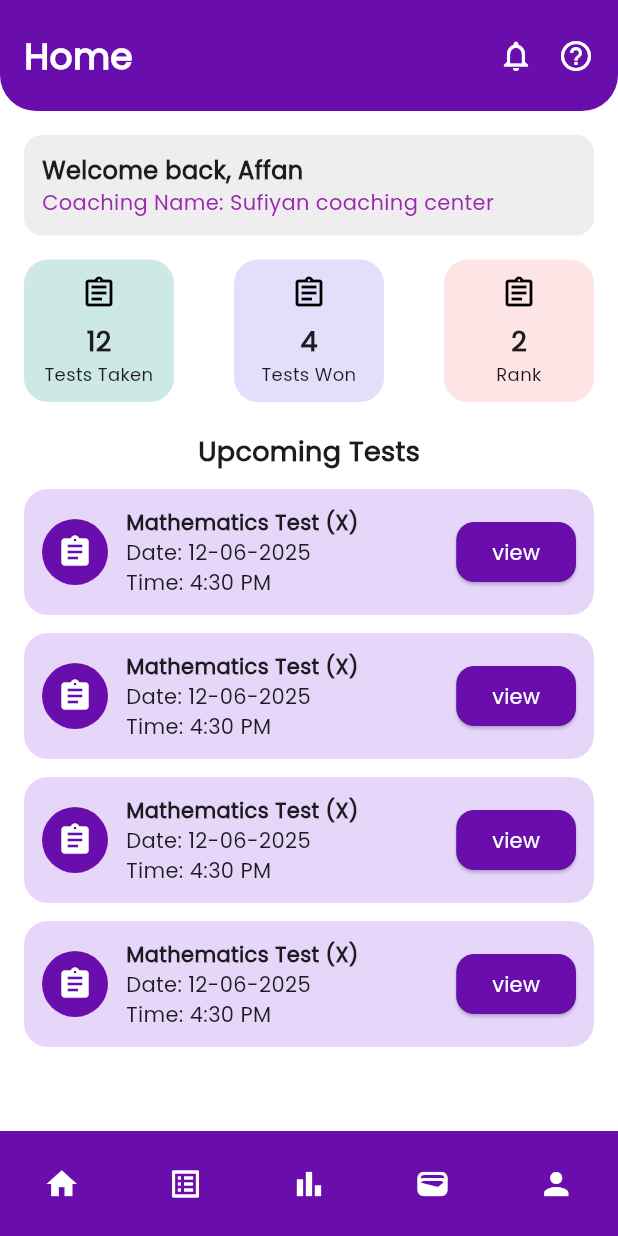
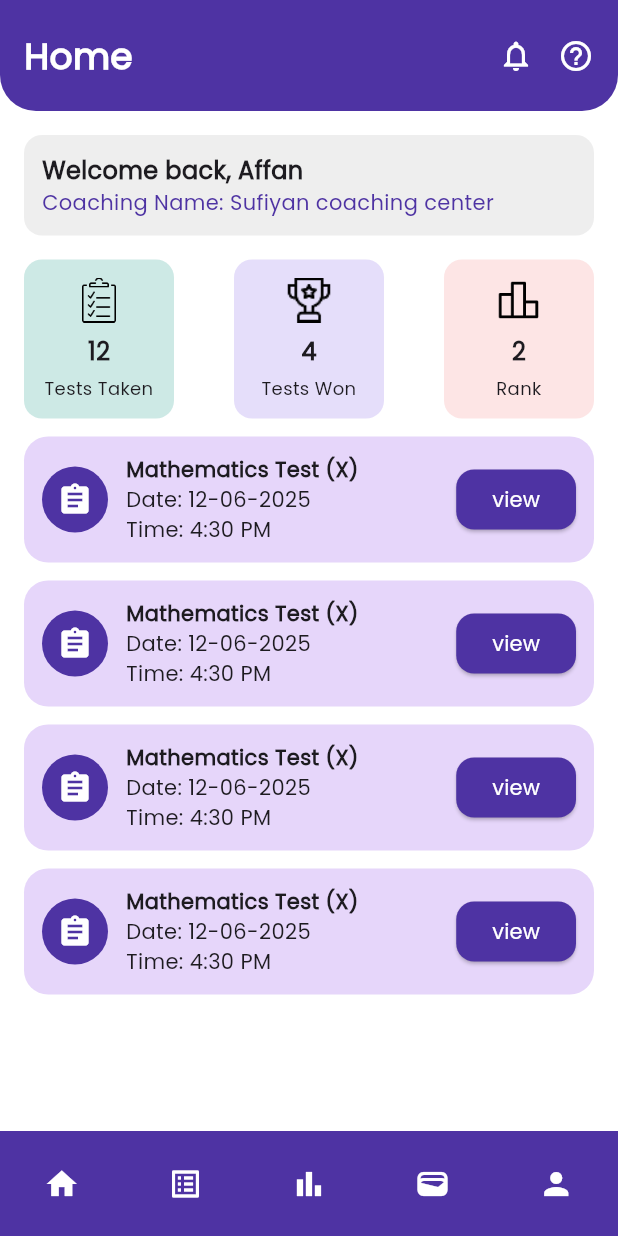
Before and after one commit to 9199sk/TL_TeacherDashboard, a Flutter app: the screen it shows after launch, on a phone screen of 412 x 824 dp. Run offline on Flutter 3.47's test engine with Material 3 defaults, Android fonts, the phone set to English and light mode, and no system bars; our stand-ins replace google_fonts.

Commit message:
changes styles like as figma ui

```diff
--- a/lib/main.dart
+++ b/lib/main.dart
@@ -15,7 +15,7 @@ class MyApp extends StatelessWidget {
       debugShowCheckedModeBanner: false,
       title: 'Coaching Dashboard',
       theme: ThemeData(
-        primaryColor: const Color(0xFF6A0DAD),
+        primaryColor: const Color(0xFF4E33A3),
         textTheme: GoogleFonts.poppinsTextTheme(),
       ),
       home: const DashboardScreen(),
--- a/lib/screens/ dashboard_screen.dart
+++ b/lib/screens/ dashboard_screen.dart
@@ -15,7 +15,7 @@ class DashboardScreen extends StatelessWidget {
         height: 70,
         width: double.infinity,
         decoration: const BoxDecoration(
-          color: Color(0xFF6A0DAD),
+          color: Color(0xFF4E33A3),
 
         ),
         child: Row(
@@ -40,7 +40,7 @@ class DashboardScreen extends StatelessWidget {
                 width: double.infinity,
                 padding: const EdgeInsets.symmetric(horizontal: 16, vertical: 20),
                 decoration: const BoxDecoration(
-                  color: Color(0xFF6A0DAD),
+                  color: Color(0xFF4E33A3),
                   borderRadius: BorderRadius.only(
                     bottomLeft: Radius.circular(24),
                     bottomRight: Radius.circular(24),
@@ -83,7 +83,7 @@ class DashboardScreen extends StatelessWidget {
                   crossAxisAlignment: CrossAxisAlignment.start,
                   children: [
                     Text("Welcome back, Affan", style: TextStyle(fontWeight: FontWeight.bold, fontSize: 16)),
-                    Text("Coaching Name: Sufiyan coaching center", style: TextStyle(color: Colors.purple)),
+                    Text("Coaching Name: Sufiyan coaching center", style: TextStyle(color: Color(0xFF4E33A3))),
                   ],
                 ),
               ),
@@ -91,25 +91,34 @@ class DashboardScreen extends StatelessWidget {
               const SizedBox(height: 16),
 
               // ✅ STATS CARDS
+              // Inside DashboardScreen build() method
               Padding(
                 padding: const EdgeInsets.symmetric(horizontal: 16),
                 child: Row(
                   mainAxisAlignment: MainAxisAlignment.spaceBetween,
                   children: const [
-                    StatsCard(title: "Tests Taken", value: "12", color: Color(0xFFCDE9E5)),
-                    StatsCard(title: "Tests Won", value: "4", color: Color(0xFFE5DEFA)),
-                    StatsCard(title: "Rank", value: "2", color: Color(0xFFFDE5E5)),
+                    StatsCard(
+                      title: "Tests Taken",
+                      value: "12",
+                      color: Color(0xFFCDE9E5),
+                      iconPath: "assets/icons/test_taken.png",
+                    ),
+                    StatsCard(
+                      title: "Tests Won",
+                      value: "4",
+                      color: Color(0xFFE5DEFA),
+                      iconPath: "assets/icons/test_won.png",
+                    ),
+                    StatsCard(
+                      title: "Rank",
+                      value: "2",
+                      color: Color(0xFFFDE5E5),
+                      iconPath: "assets/icons/rank.png",
+                    ),
                   ],
                 ),
               ),
 
-              const SizedBox(height: 20),
-
-              // ✅ UPCOMING TESTS
-              const Padding(
-                padding: EdgeInsets.symmetric(horizontal: 16),
-                child: Text("Upcoming Tests", style: TextStyle(fontSize: 18, fontWeight: FontWeight.bold)),
-              ),
 
               const SizedBox(height: 12),
 
--- a/lib/widgets/stats_card.dart
+++ b/lib/widgets/stats_card.dart
@@ -1,31 +1,40 @@
+// lib/widgets/stats_card.dart
+
 import 'package:flutter/material.dart';
 
 class StatsCard extends StatelessWidget {
   final String title;
   final String value;
   final Color color;
+  final String iconPath;
 
   const StatsCard({
     super.key,
     required this.title,
     required this.value,
     required this.color,
+    required this.iconPath,
   });
 
   @override
   Widget build(BuildContext context) {
     return Container(
       width: 100,
-      padding: const EdgeInsets.all(10),
+      padding: const EdgeInsets.all(12),
       decoration: BoxDecoration(
         color: color,
-        borderRadius: BorderRadius.circular(16),
+        borderRadius: BorderRadius.circular(12),
       ),
       child: Column(
         children: [
-          Icon(Icons.assignment_outlined, color: Colors.black),
+          Image.asset(
+            iconPath,
+            height: 30,
+            width: 30,
+          ),
           const SizedBox(height: 8),
-          Text(value, style: const TextStyle(fontSize: 18, fontWeight: FontWeight.bold)),
+          Text(value, style: const TextStyle(fontSize: 16, fontWeight: FontWeight.bold)),
+          const SizedBox(height: 4),
           Text(title, textAlign: TextAlign.center, style: const TextStyle(fontSize: 12)),
         ],
       ),
--- a/lib/widgets/upcoming_test_tile.dart
+++ b/lib/widgets/upcoming_test_tile.dart
@@ -16,7 +16,7 @@ class UpcomingTestTile extends StatelessWidget {
           Container(
             padding: const EdgeInsets.all(10),
             decoration: const BoxDecoration(
-              color: Color(0xFF6A0DAD),
+              color: Color(0xFF4E33A3),
               shape: BoxShape.circle,
             ),
             child: const Icon(Icons.assignment, color: Colors.white, size: 24),
@@ -34,7 +34,7 @@ class UpcomingTestTile extends StatelessWidget {
           ),
           ElevatedButton(
             style: ElevatedButton.styleFrom(
-              backgroundColor: const Color(0xFF6A0DAD),
+              backgroundColor: const Color(0xFF4E33A3),
               shape: RoundedRectangleBorder(borderRadius: BorderRadius.circular(12)),
             ),
             onPressed: () {},
--- a/pubspec.yaml
+++ b/pubspec.yaml
@@ -24,6 +24,7 @@ flutter:
 
   assets:
     - assets/fonts/Poppins/Poppins-Regular.ttf
+    - assets/icons/
 
   fonts:
     - family: Poppins
```
Also changed, not shown: assets/icons/rank.png (added), assets/icons/test_taken.png (added), assets/icons/test_won.png (added).
